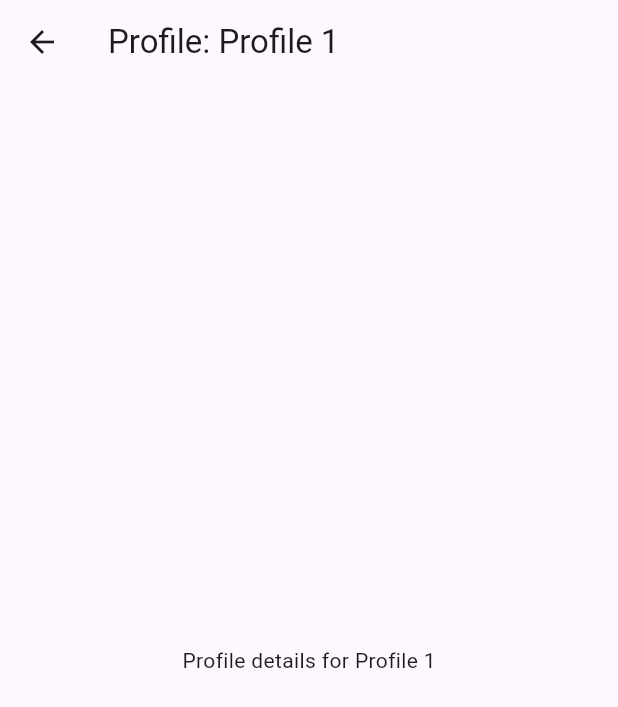
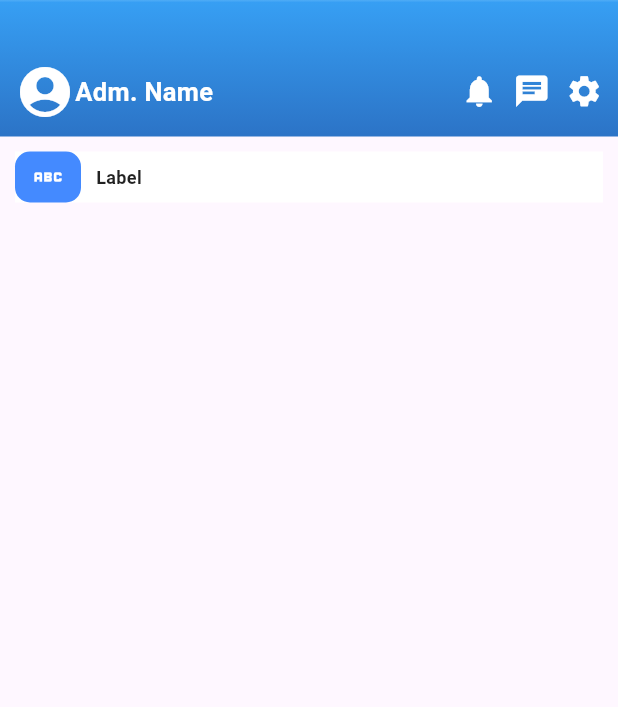
Before and after one commit to bimaarf/auto88grub, a Flutter app: the screen it shows after launch, after a tap on "Adm. Name", on a phone screen of 412 x 824 dp. Shown: the top 707 px of the screen. Run offline on Flutter 3.47's test engine with Material 3 defaults, Android fonts, the phone set to English and light mode, and no system bars; our stand-ins replace cached_network_image, flare_flutter.

Commit message:
'--update'

```diff
--- a/frontend/lib/Pages/Home.dart
+++ b/frontend/lib/Pages/Home.dart
@@ -1,6 +1,7 @@
 import 'package:flutter/material.dart';
 import 'package:frontend/Pages/Components/Home/PromotionalCar/CardCarList.dart';
 import 'package:frontend/Pages/Components/Home/FirstMenuList.dart';
+import 'package:frontend/Pages/Profile.dart';
 
 class Home extends StatefulWidget {
   const Home({
@@ -27,6 +28,7 @@ class _HomeState extends State<Home> {
     );
   }
 
+  @override
   void initState() {
     super.initState();
     carItem = [
@@ -70,10 +72,25 @@ class _HomeState extends State<Home> {
         'subtitle': 'Rp 5x9.000.000',
         'note': 'booet',
       },
+      {
+        'id': '6',
+        'imageUrl':
+            'https://cf-images.us-east-1.prod.boltdns.net/v1/static/1078702682/f0f68b26-e5a5-4f34-a46b-f386813d3d1a/d7b81a61-a041-446e-9226-4e2ef533bae9/652x366/match/image.jpg',
+        'title': 'DAIHATSU GRANMAX (BLACK) TIPE BOX 1.5 M/T (2018)',
+        'subtitle': 'Rp 3x9.000.000',
+        'note': 'booet',
+      },
+      {
+        'id': '7',
+        'imageUrl':
+            'https://www.carscoops.com/wp-content/uploads/2022/04/BYD-Seal-9.jpg',
+        'title': 'DAIHATSU GRANMAX (RED) TIPE BOX 1.5 M/T (2018)',
+        'subtitle': 'Rp 2x9.000.000',
+        'note': 'booet',
+      },
     ];
   }
 
-  @override
   Widget build(BuildContext context) {
     return SingleChildScrollView(
       child: Column(
@@ -354,21 +371,3 @@ class _HomeState extends State<Home> {
     );
   }
 }
-
-class ProfileScreen extends StatelessWidget {
-  final String profileName;
-
-  const ProfileScreen({required this.profileName});
-
-  @override
-  Widget build(BuildContext context) {
-    return Scaffold(
-      appBar: AppBar(
-        title: Text('Profile: $profileName'),
-      ),
-      body: Center(
-        child: Text('Profile details for $profileName'),
-      ),
-    );
-  }
-}
--- /dev/null
+++ b/frontend/lib/Pages/Profile.dart
@@ -0,0 +1,140 @@
+import 'package:flutter/material.dart';
+
+class ProfileScreen extends StatelessWidget {
+  final String profileName;
+
+  const ProfileScreen({required this.profileName});
+
+  @override
+  Widget build(BuildContext context) {
+    return Scaffold(
+      body: SingleChildScrollView(
+          child: Column(
+        crossAxisAlignment: CrossAxisAlignment.start,
+        children: [
+          Container(
+            padding: const EdgeInsets.only(top: 30),
+            width: double.infinity,
+            decoration: BoxDecoration(
+              border: Border(
+                  top: BorderSide(
+                      width: 1, color: Colors.white.withOpacity(0.1))),
+              gradient: LinearGradient(
+                colors: [Colors.blue.shade500, Colors.blue.shade800],
+                begin: Alignment.topCenter,
+                end: Alignment.bottomCenter,
+              ),
+              color: Colors.blue.withOpacity(0.9),
+            ),
+            child: Container(
+              margin: const EdgeInsets.all(10),
+              child: const Column(
+                crossAxisAlignment: CrossAxisAlignment.start,
+                children: [
+                  Wrap(
+                    alignment: WrapAlignment.spaceBetween,
+                    children: [
+                      Row(
+                        mainAxisAlignment: MainAxisAlignment.spaceBetween,
+                        children: [
+                          Row(
+                            crossAxisAlignment: CrossAxisAlignment.center,
+                            children: [
+                              Icon(
+                                Icons.account_circle_rounded,
+                                color: Colors.white,
+                                size: 40,
+                              ),
+                              Text(
+                                'Adm. Name',
+                                style: TextStyle(
+                                    color: Colors.white,
+                                    fontSize: 17,
+                                    fontWeight: FontWeight.bold),
+                              ),
+                            ],
+                          ),
+                          Row(
+                            crossAxisAlignment: CrossAxisAlignment.center,
+                            children: [
+                              Icon(
+                                Icons.notifications,
+                                color: Colors.white,
+                                size: 25,
+                              ),
+                              SizedBox(width: 10), // Adjust the width as needed
+                              Icon(
+                                Icons.chat,
+                                color: Colors.white,
+                                size: 25,
+                              ),
+                              SizedBox(width: 10), // Adjust the width as needed
+                              Icon(
+                                Icons.settings,
+                                color: Colors.white,
+                                size: 25,
+                              ),
+                            ],
+                          )
+                        ],
+                      ),
+                    ],
+                  ),
+                ],
+              ),
+            ),
+          ),
+          Container(
+            color: Colors.white,
+            margin: const EdgeInsets.all(10),
+            width: double.infinity,
+            child: SingleChildScrollView(
+              // Change the scroll direction to horizontal
+              scrollDirection: Axis.horizontal,
+              child: Row(
+                // Align the children in the center
+                mainAxisAlignment: MainAxisAlignment.center,
+                children: [
+                  Container(
+                    padding: EdgeInsets.symmetric(horizontal: 10, vertical: 5),
+                    decoration: BoxDecoration(
+                      gradient: LinearGradient(
+                        colors: [
+                          Colors.blueAccent.shade200,
+                          Colors.blueAccent.shade200,
+                        ],
+                        begin: Alignment.centerLeft,
+                        end: Alignment.centerRight,
+                      ),
+                      borderRadius: BorderRadius.circular(10),
+                    ),
+                    child: Icon(
+                      Icons.abc,
+                      color: Colors.white,
+                      size: 24,
+                    ),
+                  ),
+                  SizedBox(width: 10), // Add space between icon and text
+                  // Adjust padding for better spacing
+                  Padding(
+                    padding: const EdgeInsets.symmetric(vertical: 5),
+                    child: Text(
+                      'Label',
+                      style: TextStyle(
+                        color: Colors.black87,
+                        fontSize: 12,
+                        fontWeight: FontWeight.bold,
+                      ),
+                      overflow: TextOverflow.ellipsis,
+                      maxLines: 1,
+                    ),
+                  ),
+                ],
+              ),
+            ),
+          ),
+        ],
+      )),
+    );
+  }
+}
--- a/frontend/lib/main.dart
+++ b/frontend/lib/main.dart
@@ -1,6 +1,7 @@
 import 'package:flutter/material.dart';
 import 'package:frontend/Pages/Home.dart';
 import 'package:frontend/Pages/Message.dart';
+import 'package:frontend/Pages/Profile.dart';
 
 void main() => runApp(const NavigationBarApp());
 
@@ -131,7 +132,7 @@ class _NavigationExampleState extends State<NavigationExample> {
         // Messages page
         MessageListView(theme: theme).build(),
         const ProfileScreen(
-          profileName: 'asd',
+          profileName: 'Jokowi',
         ),
       ][currentPageIndex],
     );
```
